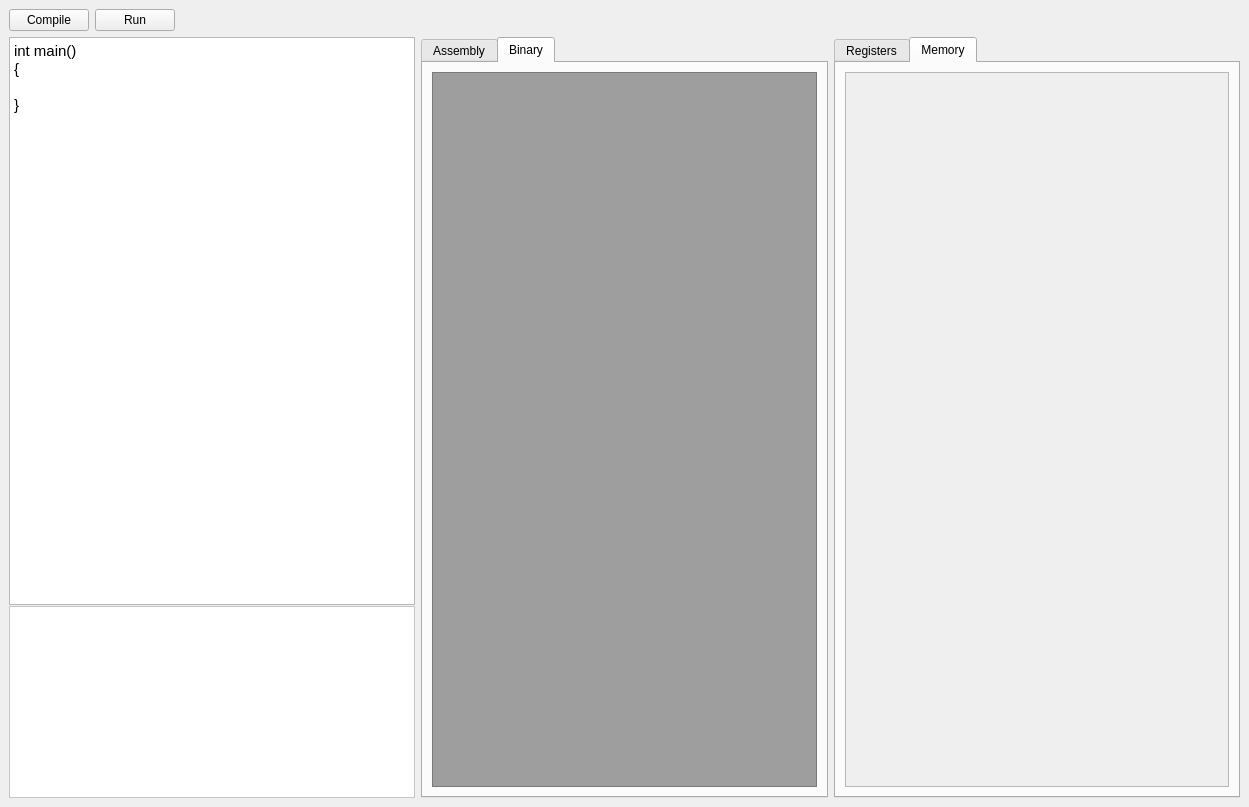
Old version of the form app/mainwindow.ui in the repository davidvidovic/riscv-emulator.
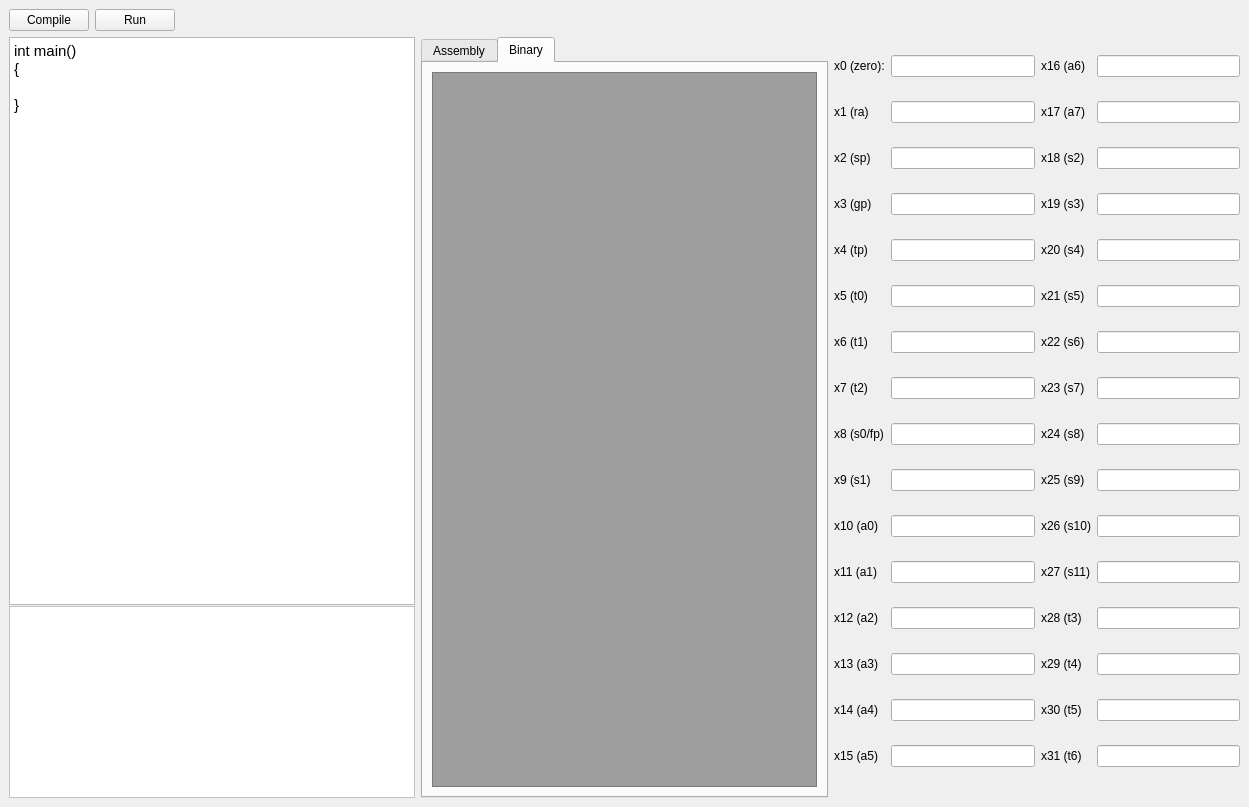
New version of the form.

Commit message: Fixed line highlighting and syntax bugs. Deleted memory tab from app.

What changed in the file:
```diff
--- a/app/mainwindow.ui
+++ b/app/mainwindow.ui
@@ -112,16 +112,6 @@
          </widget>
         </item>
         <item>
-         <widget class="QTabWidget" name="data_tabs">
-          <property name="currentIndex">
-           <number>1</number>
-          </property>
-          <widget class="QWidget" name="register_tab">
-           <attribute name="title">
-            <string>Registers</string>
-           </attribute>
-           <layout class="QFormLayout" name="formLayout">
-            <item row="0" column="0">
              <layout class="QGridLayout" name="gridLayout_2">
               <item row="1" column="0">
                <widget class="QLabel" name="label_2">
@@ -572,28 +562,6 @@
                </widget>
               </item>
              </layout>
-            </item>
-           </layout>
-          </widget>
-          <widget class="QWidget" name="memory_tab">
-           <attribute name="title">
-            <string>Memory</string>
-           </attribute>
-           <layout class="QGridLayout" name="gridLayout_6">
-            <item row="0" column="0">
-             <layout class="QGridLayout" name="gridLayout_5">
-              <item row="0" column="0">
-               <widget class="QTableView" name="tableView">
-                <property name="enabled">
-                 <bool>false</bool>
-                </property>
-               </widget>
-              </item>
-             </layout>
-            </item>
-           </layout>
-          </widget>
-         </widget>
         </item>
        </layout>
       </item>
```
Lines whose indentation alone changed are shown as unchanged. The commit also changes 8 other files.
